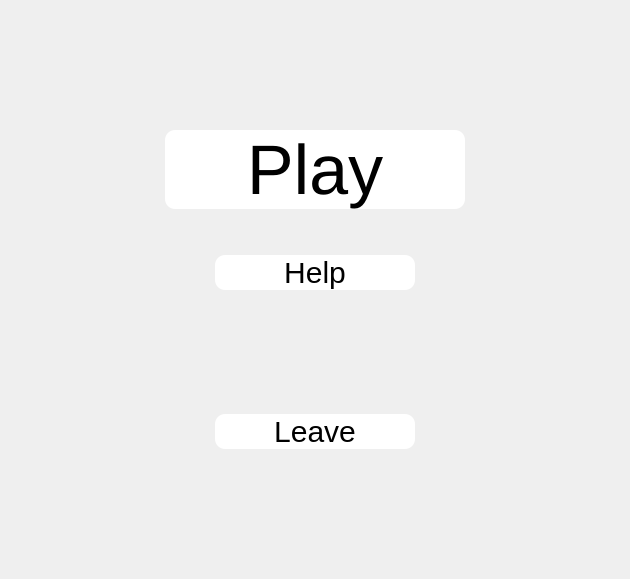
Before: the Qt Designer form ui/mainwindow.ui in NadjibBelaribi/time-bomb-game, drawn with Qt 5.
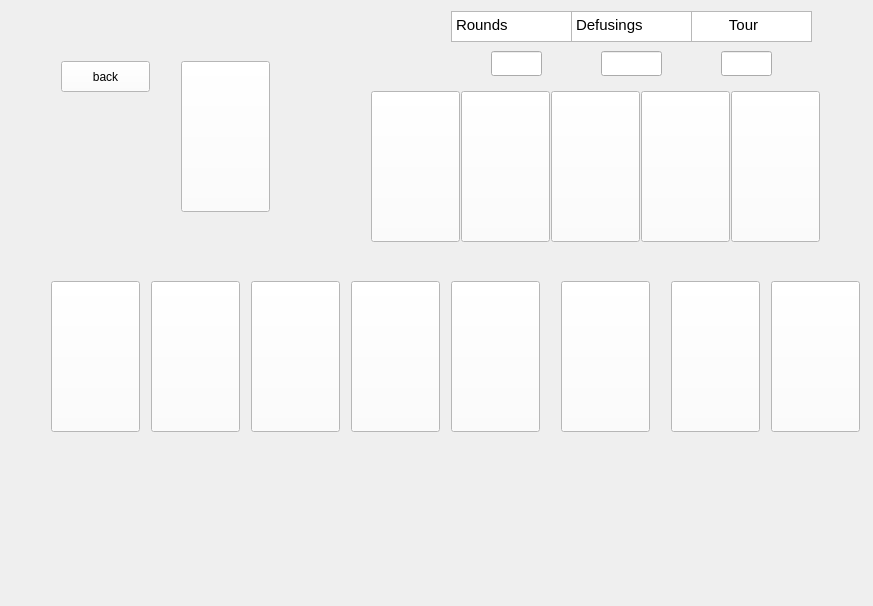
After: the same form once the commit is applied. The open tabs and pages were chosen to show the change. Icons and pictures are not drawn.

```diff
--- a/ui/mainwindow.ui
+++ b/ui/mainwindow.ui
@@ -6,8 +6,8 @@
    <rect>
     <x>0</x>
     <y>0</y>
-    <width>630</width>
-    <height>579</height>
+    <width>873</width>
+    <height>606</height>
    </rect>
   </property>
   <property name="windowTitle">
@@ -34,204 +34,427 @@
    </property>
    <layout class="QVBoxLayout" name="verticalLayout_2">
     <item>
-     <spacer name="verticalSpacer_3">
-      <property name="orientation">
-       <enum>Qt::Vertical</enum>
-      </property>
-      <property name="sizeHint" stdset="0">
-       <size>
-        <width>20</width>
-        <height>40</height>
-       </size>
-      </property>
-     </spacer>
-    </item>
-    <item>
-     <layout class="QVBoxLayout" name="verticalLayout">
-      <item>
-       <layout class="QHBoxLayout" name="horizontalLayout_3">
-        <item>
-         <spacer name="horizontalSpacer_2">
-          <property name="orientation">
-           <enum>Qt::Horizontal</enum>
-          </property>
-          <property name="sizeHint" stdset="0">
-           <size>
-            <width>40</width>
-            <height>20</height>
-           </size>
-          </property>
-         </spacer>
-        </item>
-        <item>
-         <widget class="QPushButton" name="pushButton">
-          <property name="minimumSize">
-           <size>
-            <width>300</width>
-            <height>0</height>
-           </size>
-          </property>
-          <property name="styleSheet">
-           <string notr="true">color:black;
-font-size:70px;
-border-radius:10px;</string>
-          </property>
-          <property name="text">
-           <string>Play</string>
-          </property>
-         </widget>
-        </item>
-        <item>
-         <spacer name="horizontalSpacer">
-          <property name="orientation">
-           <enum>Qt::Horizontal</enum>
-          </property>
-          <property name="sizeHint" stdset="0">
-           <size>
-            <width>40</width>
-            <height>20</height>
-           </size>
-          </property>
-         </spacer>
-        </item>
-       </layout>
-      </item>
-      <item>
-       <spacer name="verticalSpacer">
-        <property name="orientation">
-         <enum>Qt::Vertical</enum>
+     <widget class="QStackedWidget" name="menu">
+      <widget class="QWidget" name="start">
+       <widget class="QWidget" name="verticalLayoutWidget">
+        <property name="geometry">
+         <rect>
+          <x>159</x>
+          <y>39</y>
+          <width>531</width>
+          <height>511</height>
+         </rect>
         </property>
-        <property name="sizeHint" stdset="0">
-         <size>
-          <width>20</width>
-          <height>40</height>
-         </size>
+        <layout class="QVBoxLayout" name="verticalLayout_3">
+         <item>
+          <widget class="QPushButton" name="playB">
+           <property name="text">
+            <string>Jouer</string>
+           </property>
+          </widget>
+         </item>
+         <item>
+          <widget class="QPushButton" name="pushButton_2">
+           <property name="text">
+            <string>Aide</string>
+           </property>
+          </widget>
+         </item>
+         <item>
+          <widget class="QPushButton" name="pushButton_3">
+           <property name="text">
+            <string>Quitter</string>
+           </property>
+          </widget>
+         </item>
+        </layout>
+       </widget>
+      </widget>
+      <widget class="QWidget" name="options">
+       <widget class="QPushButton" name="back">
+        <property name="geometry">
+         <rect>
+          <x>80</x>
+          <y>60</y>
+          <width>111</width>
+          <height>51</height>
+         </rect>
         </property>
-       </spacer>
-      </item>
-      <item>
-       <layout class="QHBoxLayout" name="horizontalLayout_4">
-        <item>
-         <spacer name="horizontalSpacer_4">
-          <property name="orientation">
-           <enum>Qt::Horizontal</enum>
-          </property>
-          <property name="sizeHint" stdset="0">
-           <size>
-            <width>40</width>
-            <height>20</height>
-           </size>
-          </property>
-         </spacer>
-        </item>
-        <item>
-         <widget class="QPushButton" name="pushButton_2">
-          <property name="minimumSize">
-           <size>
-            <width>200</width>
-            <height>0</height>
-           </size>
-          </property>
-          <property name="styleSheet">
-           <string notr="true">color:black;
-font-size:30px;
-border-radius:10px;</string>
-          </property>
-          <property name="text">
-           <string>Help</string>
-          </property>
-         </widget>
-        </item>
-        <item>
-         <spacer name="horizontalSpacer_3">
-          <property name="orientation">
-           <enum>Qt::Horizontal</enum>
-          </property>
-          <property name="sizeHint" stdset="0">
-           <size>
-            <width>40</width>
-            <height>20</height>
-           </size>
-          </property>
-         </spacer>
-        </item>
-       </layout>
-      </item>
-     </layout>
-    </item>
-    <item>
-     <spacer name="verticalSpacer_2">
-      <property name="orientation">
-       <enum>Qt::Vertical</enum>
-      </property>
-      <property name="sizeHint" stdset="0">
-       <size>
-        <width>0</width>
-        <height>0</height>
-       </size>
-      </property>
-     </spacer>
-    </item>
-    <item>
-     <layout class="QHBoxLayout" name="horizontalLayout_5">
-      <item>
-       <spacer name="horizontalSpacer_6">
-        <property name="orientation">
-         <enum>Qt::Horizontal</enum>
+        <property name="text">
+         <string>Retour</string>
         </property>
-        <property name="sizeHint" stdset="0">
-         <size>
-          <width>40</width>
-          <height>20</height>
-         </size>
+       </widget>
+       <widget class="QPushButton" name="nb4">
+        <property name="geometry">
+         <rect>
+          <x>260</x>
+          <y>80</y>
+          <width>71</width>
+          <height>25</height>
+         </rect>
         </property>
-       </spacer>
-      </item>
-      <item>
-       <widget class="QPushButton" name="leaveButton">
-        <property name="minimumSize">
-         <size>
-          <width>200</width>
-          <height>0</height>
-         </size>
+        <property name="text">
+         <string>4</string>
         </property>
-        <property name="styleSheet">
-         <string notr="true">color:black;
-font-size:30px;
-border-radius:10px;</string>
+       </widget>
+       <widget class="QPushButton" name="nb5">
+        <property name="geometry">
+         <rect>
+          <x>340</x>
+          <y>80</y>
+          <width>61</width>
+          <height>25</height>
+         </rect>
         </property>
         <property name="text">
-         <string>Leave</string>
+         <string>5</string>
         </property>
        </widget>
-      </item>
-      <item>
-       <spacer name="horizontalSpacer_5">
-        <property name="orientation">
-         <enum>Qt::Horizontal</enum>
+       <widget class="QPushButton" name="nb6">
+        <property name="geometry">
+         <rect>
+          <x>410</x>
+          <y>80</y>
+          <width>61</width>
+          <height>25</height>
+         </rect>
         </property>
-        <property name="sizeHint" stdset="0">
-         <size>
-          <width>40</width>
-          <height>20</height>
-         </size>
+        <property name="text">
+         <string>6</string>
         </property>
-       </spacer>
-      </item>
-     </layout>
-    </item>
-    <item>
-     <spacer name="verticalSpacer_4">
-      <property name="orientation">
-       <enum>Qt::Vertical</enum>
-      </property>
-      <property name="sizeHint" stdset="0">
-       <size>
-        <width>20</width>
-        <height>40</height>
-       </size>
-      </property>
-     </spacer>
+       </widget>
+       <widget class="QPushButton" name="nb7">
+        <property name="geometry">
+         <rect>
+          <x>480</x>
+          <y>80</y>
+          <width>71</width>
+          <height>25</height>
+         </rect>
+        </property>
+        <property name="text">
+         <string>7</string>
+        </property>
+       </widget>
+       <widget class="QPushButton" name="nb8">
+        <property name="geometry">
+         <rect>
+          <x>560</x>
+          <y>80</y>
+          <width>61</width>
+          <height>25</height>
+         </rect>
+        </property>
+        <property name="text">
+         <string>8</string>
+        </property>
+       </widget>
+       <widget class="QWidget" name="gridLayoutWidget">
+        <property name="geometry">
+         <rect>
+          <x>259</x>
+          <y>159</y>
+          <width>351</width>
+          <height>261</height>
+         </rect>
+        </property>
+        <layout class="QGridLayout" name="gridPseudo"/>
+       </widget>
+       <widget class="QPushButton" name="go">
+        <property name="geometry">
+         <rect>
+          <x>640</x>
+          <y>390</y>
+          <width>89</width>
+          <height>25</height>
+         </rect>
+        </property>
+        <property name="text">
+         <string>Go!</string>
+        </property>
+       </widget>
+      </widget>
+      <widget class="QWidget" name="board">
+       <widget class="QPushButton" name="player1">
+        <property name="geometry">
+         <rect>
+          <x>40</x>
+          <y>270</y>
+          <width>89</width>
+          <height>151</height>
+         </rect>
+        </property>
+        <property name="text">
+         <string/>
+        </property>
+       </widget>
+       <widget class="QPushButton" name="player2">
+        <property name="geometry">
+         <rect>
+          <x>140</x>
+          <y>270</y>
+          <width>89</width>
+          <height>151</height>
+         </rect>
+        </property>
+        <property name="text">
+         <string/>
+        </property>
+       </widget>
+       <widget class="QPushButton" name="player3">
+        <property name="geometry">
+         <rect>
+          <x>240</x>
+          <y>270</y>
+          <width>89</width>
+          <height>151</height>
+         </rect>
+        </property>
+        <property name="text">
+         <string/>
+        </property>
+       </widget>
+       <widget class="QPushButton" name="player4">
+        <property name="geometry">
+         <rect>
+          <x>340</x>
+          <y>270</y>
+          <width>89</width>
+          <height>151</height>
+         </rect>
+        </property>
+        <property name="text">
+         <string/>
+        </property>
+       </widget>
+       <widget class="QPushButton" name="player5">
+        <property name="geometry">
+         <rect>
+          <x>440</x>
+          <y>270</y>
+          <width>89</width>
+          <height>151</height>
+         </rect>
+        </property>
+        <property name="text">
+         <string/>
+        </property>
+       </widget>
+       <widget class="QPushButton" name="player6">
+        <property name="geometry">
+         <rect>
+          <x>550</x>
+          <y>270</y>
+          <width>89</width>
+          <height>151</height>
+         </rect>
+        </property>
+        <property name="text">
+         <string/>
+        </property>
+       </widget>
+       <widget class="QPushButton" name="player7">
+        <property name="geometry">
+         <rect>
+          <x>660</x>
+          <y>270</y>
+          <width>89</width>
+          <height>151</height>
+         </rect>
+        </property>
+        <property name="text">
+         <string/>
+        </property>
+       </widget>
+       <widget class="QPushButton" name="player8">
+        <property name="geometry">
+         <rect>
+          <x>760</x>
+          <y>270</y>
+          <width>89</width>
+          <height>151</height>
+         </rect>
+        </property>
+        <property name="text">
+         <string/>
+        </property>
+       </widget>
+       <widget class="QPushButton" name="card1">
+        <property name="geometry">
+         <rect>
+          <x>360</x>
+          <y>80</y>
+          <width>89</width>
+          <height>151</height>
+         </rect>
+        </property>
+        <property name="text">
+         <string/>
+        </property>
+       </widget>
+       <widget class="QPushButton" name="card2">
+        <property name="geometry">
+         <rect>
+          <x>450</x>
+          <y>80</y>
+          <width>89</width>
+          <height>151</height>
+         </rect>
+        </property>
+        <property name="text">
+         <string/>
+        </property>
+       </widget>
+       <widget class="QPushButton" name="card3">
+        <property name="geometry">
+         <rect>
+          <x>540</x>
+          <y>80</y>
+          <width>89</width>
+          <height>151</height>
+         </rect>
+        </property>
+        <property name="text">
+         <string/>
+        </property>
+       </widget>
+       <widget class="QPushButton" name="card4">
+        <property name="geometry">
+         <rect>
+          <x>630</x>
+          <y>80</y>
+          <width>89</width>
+          <height>151</height>
+         </rect>
+        </property>
+        <property name="text">
+         <string/>
+        </property>
+       </widget>
+       <widget class="QPushButton" name="card5">
+        <property name="geometry">
+         <rect>
+          <x>720</x>
+          <y>80</y>
+          <width>89</width>
+          <height>151</height>
+         </rect>
+        </property>
+        <property name="text">
+         <string/>
+        </property>
+       </widget>
+       <widget class="QPushButton" name="role">
+        <property name="geometry">
+         <rect>
+          <x>170</x>
+          <y>50</y>
+          <width>89</width>
+          <height>151</height>
+         </rect>
+        </property>
+        <property name="text">
+         <string/>
+        </property>
+       </widget>
+       <widget class="QPushButton" name="backOptions">
+        <property name="geometry">
+         <rect>
+          <x>50</x>
+          <y>50</y>
+          <width>89</width>
+          <height>31</height>
+         </rect>
+        </property>
+        <property name="text">
+         <string>back</string>
+        </property>
+       </widget>
+       <widget class="QLineEdit" name="round">
+        <property name="geometry">
+         <rect>
+          <x>480</x>
+          <y>40</y>
+          <width>51</width>
+          <height>25</height>
+         </rect>
+        </property>
+       </widget>
+       <widget class="QLineEdit" name="nbDefusing">
+        <property name="geometry">
+         <rect>
+          <x>590</x>
+          <y>40</y>
+          <width>61</width>
+          <height>25</height>
+         </rect>
+        </property>
+       </widget>
+       <widget class="QLineEdit" name="tour">
+        <property name="geometry">
+         <rect>
+          <x>710</x>
+          <y>40</y>
+          <width>51</width>
+          <height>25</height>
+         </rect>
+        </property>
+       </widget>
+       <widget class="QTextBrowser" name="textBrowser">
+        <property name="geometry">
+         <rect>
+          <x>440</x>
+          <y>0</y>
+          <width>141</width>
+          <height>31</height>
+         </rect>
+        </property>
+        <property name="html">
+         <string>&lt;!DOCTYPE HTML PUBLIC &quot;-//W3C//DTD HTML 4.0//EN&quot; &quot;http://www.w3.org/TR/REC-html40/strict.dtd&quot;&gt;
+&lt;html&gt;&lt;head&gt;&lt;meta name=&quot;qrichtext&quot; content=&quot;1&quot; /&gt;&lt;style type=&quot;text/css&quot;&gt;
+p, li { white-space: pre-wrap; }
+&lt;/style&gt;&lt;/head&gt;&lt;body style=&quot; font-family:'Ubuntu'; font-size:11pt; font-weight:400; font-style:normal;&quot;&gt;
+&lt;p style=&quot; margin-top:0px; margin-bottom:0px; margin-left:0px; margin-right:0px; -qt-block-indent:0; text-indent:0px;&quot;&gt;Rounds&lt;/p&gt;
+&lt;p style=&quot;-qt-paragraph-type:empty; margin-top:0px; margin-bottom:0px; margin-left:0px; margin-right:0px; -qt-block-indent:0; text-indent:0px;&quot;&gt;&lt;br /&gt;&lt;/p&gt;&lt;/body&gt;&lt;/html&gt;</string>
+        </property>
+       </widget>
+       <widget class="QTextBrowser" name="textBrowser_2">
+        <property name="geometry">
+         <rect>
+          <x>560</x>
+          <y>0</y>
+          <width>121</width>
+          <height>31</height>
+         </rect>
+        </property>
+        <property name="html">
+         <string>&lt;!DOCTYPE HTML PUBLIC &quot;-//W3C//DTD HTML 4.0//EN&quot; &quot;http://www.w3.org/TR/REC-html40/strict.dtd&quot;&gt;
+&lt;html&gt;&lt;head&gt;&lt;meta name=&quot;qrichtext&quot; content=&quot;1&quot; /&gt;&lt;style type=&quot;text/css&quot;&gt;
+p, li { white-space: pre-wrap; }
+&lt;/style&gt;&lt;/head&gt;&lt;body style=&quot; font-family:'Ubuntu'; font-size:11pt; font-weight:400; font-style:normal;&quot;&gt;
+&lt;p style=&quot; margin-top:0px; margin-bottom:0px; margin-left:0px; margin-right:0px; -qt-block-indent:0; text-indent:0px;&quot;&gt;Defusings&lt;/p&gt;&lt;/body&gt;&lt;/html&gt;</string>
+        </property>
+       </widget>
+       <widget class="QTextBrowser" name="textBrowser_3">
+        <property name="geometry">
+         <rect>
+          <x>680</x>
+          <y>0</y>
+          <width>121</width>
+          <height>31</height>
+         </rect>
+        </property>
+        <property name="html">
+         <string>&lt;!DOCTYPE HTML PUBLIC &quot;-//W3C//DTD HTML 4.0//EN&quot; &quot;http://www.w3.org/TR/REC-html40/strict.dtd&quot;&gt;
+&lt;html&gt;&lt;head&gt;&lt;meta name=&quot;qrichtext&quot; content=&quot;1&quot; /&gt;&lt;style type=&quot;text/css&quot;&gt;
+p, li { white-space: pre-wrap; }
+&lt;/style&gt;&lt;/head&gt;&lt;body style=&quot; font-family:'Ubuntu'; font-size:11pt; font-weight:400; font-style:normal;&quot;&gt;
+&lt;p style=&quot; margin-top:0px; margin-bottom:0px; margin-left:0px; margin-right:0px; -qt-block-indent:0; text-indent:0px;&quot;&gt;        Tour&lt;/p&gt;&lt;/body&gt;&lt;/html&gt;</string>
+        </property>
+       </widget>
+      </widget>
+      <widget class="QWidget" name="aide"/>
+     </widget>
     </item>
    </layout>
   </widget>
```
